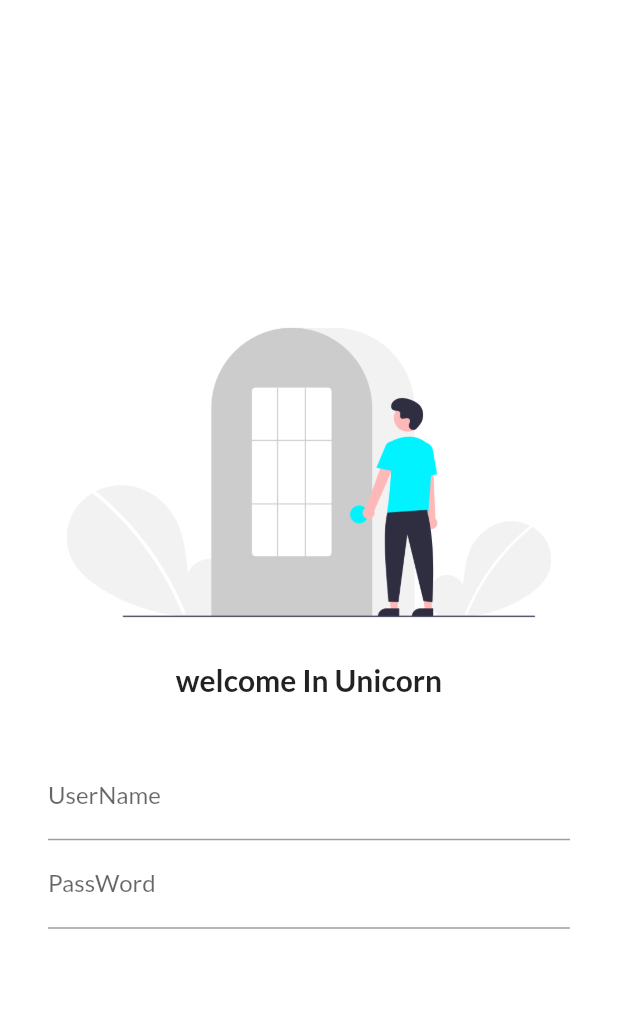
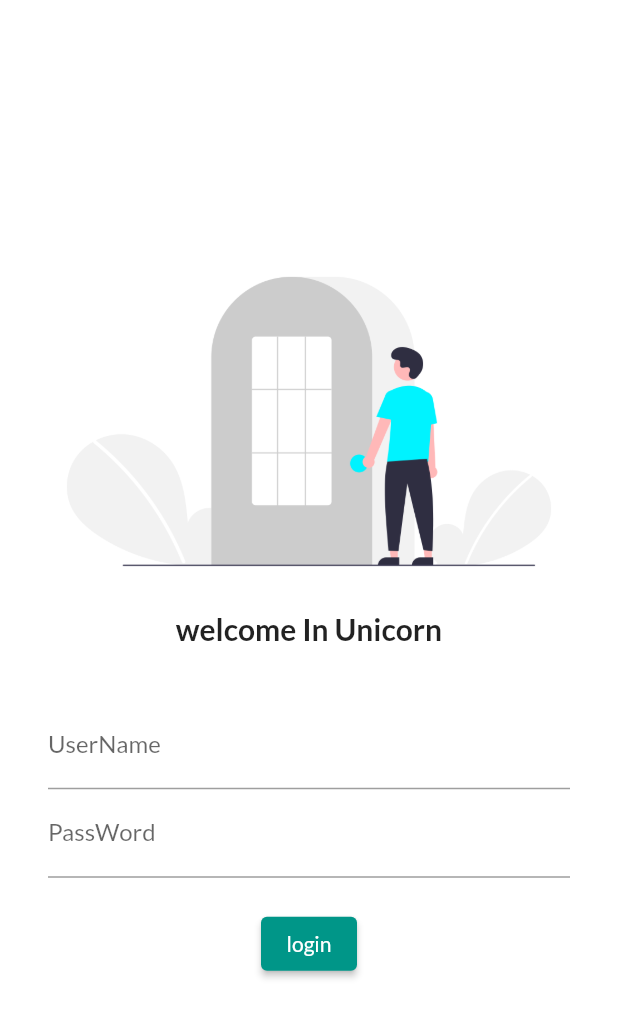
Before and after one commit to GauravRoy092/App-Dev, a Flutter app: the screen it shows after launch, on a phone screen of 412 x 824 dp. Shown: the top 1018 px of the screen. Run offline on Flutter 3.47's test engine with Material 2 defaults, Android fonts, the phone set to English and light mode, and no system bars; our stand-ins replace google_fonts, matcher; missing offline and left inert: dart:html.

Commit message:
login start

```diff
--- a/unicorn/lib/pages/login.dart
+++ b/unicorn/lib/pages/login.dart
@@ -36,16 +36,26 @@ class Login extends StatelessWidget {
                   children: [
                     TextFormField(
                       decoration: InputDecoration(
-                        hintText: "Enter UserName",
+                        hintText: "Enter your UserName",
                         labelText: "UserName",
                       ),
                     ),
                     TextFormField(
+                      obscureText: true,
                       decoration: InputDecoration(
-                        hintText: "Enter PassWord",
+                        hintText: "Enter your PassWord",
                         labelText: "PassWord",
                       ),
                     ),
+                    SizedBox(
+                      height: 20.0,
+                    ),
+                    ElevatedButton(
+                        onPressed: () {
+                          print("Login");
+                        },
+                        child: Text("login"),
+                        style: TextButton.styleFrom())
                   ],
                 ),
               )
```
